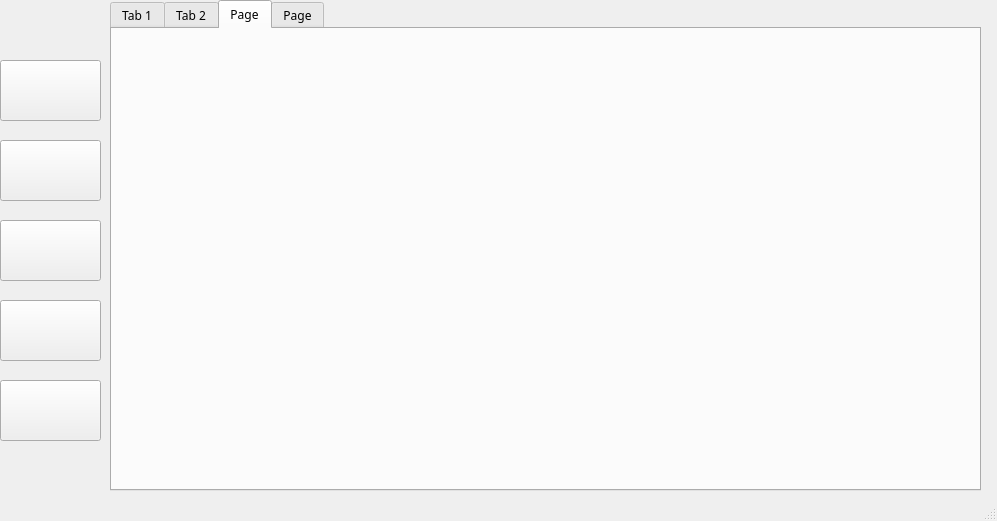
Above: mylib.ui from shashank-shark/LibraryManagementPyQt5 before the change. Below: the same form after it.
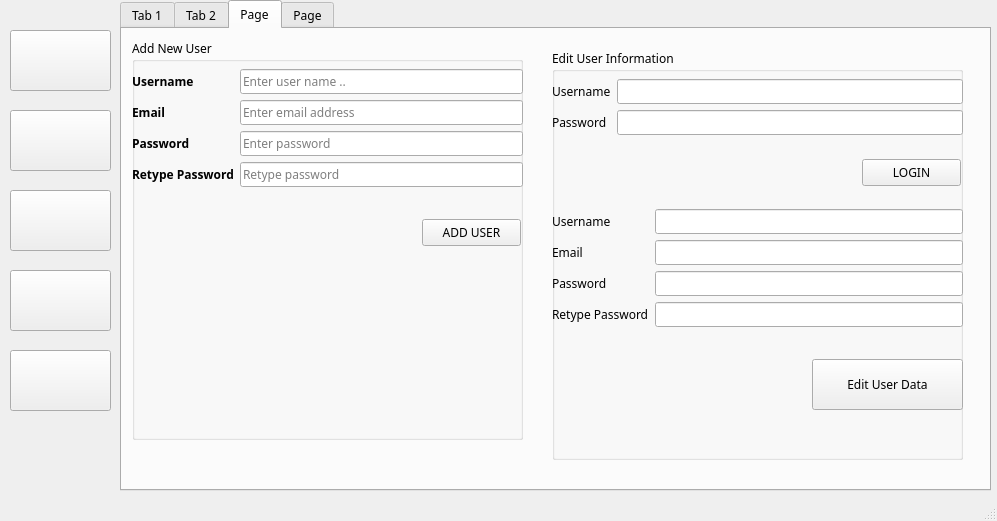
That is the form after the change. The open tabs and pages were chosen to show the change. Icons and pictures are not drawn.

What changed in the file:
```diff
--- a/mylib.ui
+++ b/mylib.ui
@@ -17,8 +17,8 @@
    <widget class="QPushButton" name="pushButton">
     <property name="geometry">
      <rect>
-      <x>0</x>
-      <y>60</y>
+      <x>10</x>
+      <y>30</y>
       <width>101</width>
       <height>61</height>
      </rect>
@@ -40,8 +40,8 @@
    <widget class="QPushButton" name="pushButton_2">
     <property name="geometry">
      <rect>
-      <x>0</x>
-      <y>140</y>
+      <x>10</x>
+      <y>110</y>
       <width>101</width>
       <height>61</height>
      </rect>
@@ -63,8 +63,8 @@
    <widget class="QPushButton" name="pushButton_3">
     <property name="geometry">
      <rect>
-      <x>0</x>
-      <y>220</y>
+      <x>10</x>
+      <y>190</y>
       <width>101</width>
       <height>61</height>
      </rect>
@@ -86,8 +86,8 @@
    <widget class="QPushButton" name="pushButton_4">
     <property name="geometry">
      <rect>
-      <x>0</x>
-      <y>300</y>
+      <x>10</x>
+      <y>270</y>
       <width>101</width>
       <height>61</height>
      </rect>
@@ -109,8 +109,8 @@
    <widget class="QPushButton" name="pushButton_5">
     <property name="geometry">
      <rect>
-      <x>0</x>
-      <y>380</y>
+      <x>10</x>
+      <y>350</y>
       <width>101</width>
       <height>61</height>
      </rect>
@@ -132,7 +132,7 @@
    <widget class="QTabWidget" name="tabWidget">
     <property name="geometry">
      <rect>
-      <x>110</x>
+      <x>120</x>
       <y>0</y>
       <width>871</width>
       <height>491</height>
@@ -780,6 +780,265 @@
      <attribute name="title">
       <string>Page</string>
      </attribute>
+     <widget class="QGroupBox" name="groupBox">
+      <property name="geometry">
+       <rect>
+        <x>10</x>
+        <y>10</y>
+        <width>391</width>
+        <height>401</height>
+       </rect>
+      </property>
+      <property name="title">
+       <string>Add New User</string>
+      </property>
+      <widget class="QWidget" name="formLayoutWidget">
+       <property name="geometry">
+        <rect>
+         <x>0</x>
+         <y>30</y>
+         <width>391</width>
+         <height>141</height>
+        </rect>
+       </property>
+       <layout class="QFormLayout" name="formLayout">
+        <item row="0" column="0">
+         <widget class="QLabel" name="label_16">
+          <property name="font">
+           <font>
+            <weight>75</weight>
+            <bold>true</bold>
+           </font>
+          </property>
+          <property name="text">
+           <string>Username</string>
+          </property>
+         </widget>
+        </item>
+        <item row="0" column="1">
+         <widget class="QLineEdit" name="lineEdit_9">
+          <property name="placeholderText">
+           <string>Enter user name ..</string>
+          </property>
+         </widget>
+        </item>
+        <item row="1" column="0">
+         <widget class="QLabel" name="label_18">
+          <property name="font">
+           <font>
+            <weight>75</weight>
+            <bold>true</bold>
+           </font>
+          </property>
+          <property name="text">
+           <string>Email</string>
+          </property>
+         </widget>
+        </item>
+        <item row="1" column="1">
+         <widget class="QLineEdit" name="lineEdit_11">
+          <property name="placeholderText">
+           <string>Enter email address</string>
+          </property>
+         </widget>
+        </item>
+        <item row="2" column="0">
+         <widget class="QLabel" name="label_19">
+          <property name="font">
+           <font>
+            <weight>75</weight>
+            <bold>true</bold>
+           </font>
+          </property>
+          <property name="text">
+           <string>Password</string>
+          </property>
+         </widget>
+        </item>
+        <item row="2" column="1">
+         <widget class="QLineEdit" name="lineEdit_12">
+          <property name="echoMode">
+           <enum>QLineEdit::Password</enum>
+          </property>
+          <property name="placeholderText">
+           <string>Enter password</string>
+          </property>
+         </widget>
+        </item>
+        <item row="3" column="0">
+         <widget class="QLabel" name="label_20">
+          <property name="font">
+           <font>
+            <weight>75</weight>
+            <bold>true</bold>
+           </font>
+          </property>
+          <property name="text">
+           <string>Retype Password</string>
+          </property>
+         </widget>
+        </item>
+        <item row="3" column="1">
+         <widget class="QLineEdit" name="lineEdit_13">
+          <property name="echoMode">
+           <enum>QLineEdit::Password</enum>
+          </property>
+          <property name="placeholderText">
+           <string>Retype password</string>
+          </property>
+         </widget>
+        </item>
+       </layout>
+      </widget>
+      <widget class="QPushButton" name="pushButton_10">
+       <property name="geometry">
+        <rect>
+         <x>290</x>
+         <y>180</y>
+         <width>99</width>
+         <height>27</height>
+        </rect>
+       </property>
+       <property name="text">
+        <string>ADD USER</string>
+       </property>
+      </widget>
+     </widget>
+     <widget class="QGroupBox" name="groupBox_2">
+      <property name="geometry">
+       <rect>
+        <x>430</x>
+        <y>20</y>
+        <width>411</width>
+        <height>411</height>
+       </rect>
+      </property>
+      <property name="title">
+       <string>Edit User Information</string>
+      </property>
+      <widget class="QWidget" name="formLayoutWidget_2">
+       <property name="geometry">
+        <rect>
+         <x>0</x>
+         <y>30</y>
+         <width>411</width>
+         <height>71</height>
+        </rect>
+       </property>
+       <layout class="QFormLayout" name="formLayout_3">
+        <item row="0" column="0">
+         <widget class="QLabel" name="label_21">
+          <property name="text">
+           <string>Username</string>
+          </property>
+         </widget>
+        </item>
+        <item row="0" column="1">
+         <widget class="QLineEdit" name="lineEdit_14"/>
+        </item>
+        <item row="1" column="0">
+         <widget class="QLabel" name="label_22">
+          <property name="text">
+           <string>Password</string>
+          </property>
+         </widget>
+        </item>
+        <item row="1" column="1">
+         <widget class="QLineEdit" name="lineEdit_15">
+          <property name="echoMode">
+           <enum>QLineEdit::Password</enum>
+          </property>
+         </widget>
+        </item>
+       </layout>
+      </widget>
+      <widget class="QPushButton" name="pushButton_11">
+       <property name="geometry">
+        <rect>
+         <x>310</x>
+         <y>110</y>
+         <width>99</width>
+         <height>27</height>
+        </rect>
+       </property>
+       <property name="text">
+        <string>LOGIN</string>
+       </property>
+      </widget>
+      <widget class="QWidget" name="formLayoutWidget_3">
+       <property name="geometry">
+        <rect>
+         <x>0</x>
+         <y>160</y>
+         <width>411</width>
+         <height>141</height>
+        </rect>
+       </property>
+       <layout class="QFormLayout" name="formLayout_4">
+        <item row="0" column="0">
+         <widget class="QLabel" name="label_23">
+          <property name="text">
+           <string>Username</string>
+          </property>
+         </widget>
+        </item>
+        <item row="1" column="0">
+         <widget class="QLabel" name="label_24">
+          <property name="text">
+           <string>Email</string>
+          </property>
+         </widget>
+        </item>
+        <item row="2" column="0">
+         <widget class="QLabel" name="label_25">
+          <property name="text">
+           <string>Password</string>
+          </property>
+         </widget>
+        </item>
+        <item row="3" column="0">
+         <widget class="QLabel" name="label_26">
+          <property name="text">
+           <string>Retype Password</string>
+          </property>
+         </widget>
+        </item>
+        <item row="0" column="1">
+         <widget class="QLineEdit" name="lineEdit_16"/>
+        </item>
+        <item row="1" column="1">
+         <widget class="QLineEdit" name="lineEdit_17"/>
+        </item>
+        <item row="2" column="1">
+         <widget class="QLineEdit" name="lineEdit_18">
+          <property name="echoMode">
+           <enum>QLineEdit::Password</enum>
+          </property>
+         </widget>
+        </item>
+        <item row="3" column="1">
+         <widget class="QLineEdit" name="lineEdit_19">
+          <property name="echoMode">
+           <enum>QLineEdit::Password</enum>
+          </property>
+         </widget>
+        </item>
+       </layout>
+      </widget>
+      <widget class="QPushButton" name="pushButton_12">
+       <property name="geometry">
+        <rect>
+         <x>260</x>
+         <y>310</y>
+         <width>151</width>
+         <height>51</height>
+        </rect>
+       </property>
+       <property name="text">
+        <string>Edit User Data</string>
+       </property>
+      </widget>
+     </widget>
     </widget>
     <widget class="QWidget" name="tab_4">
      <attribute name="title">
```
Left out of the diff: 188 changed lines with no effect on the pictures.
